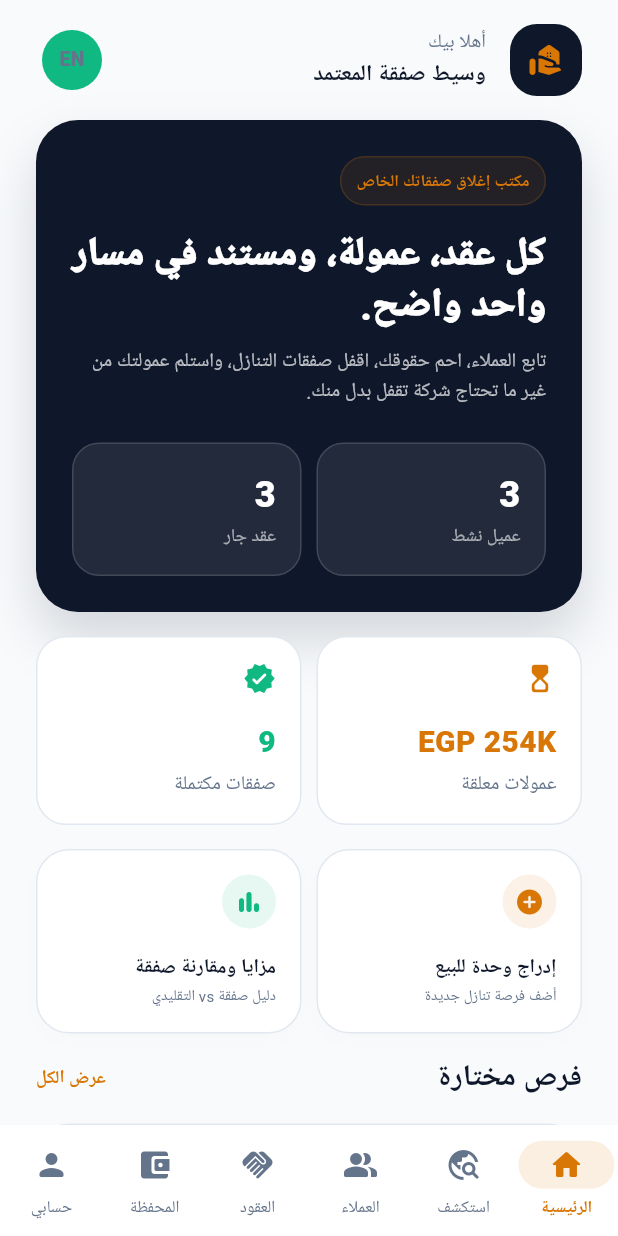
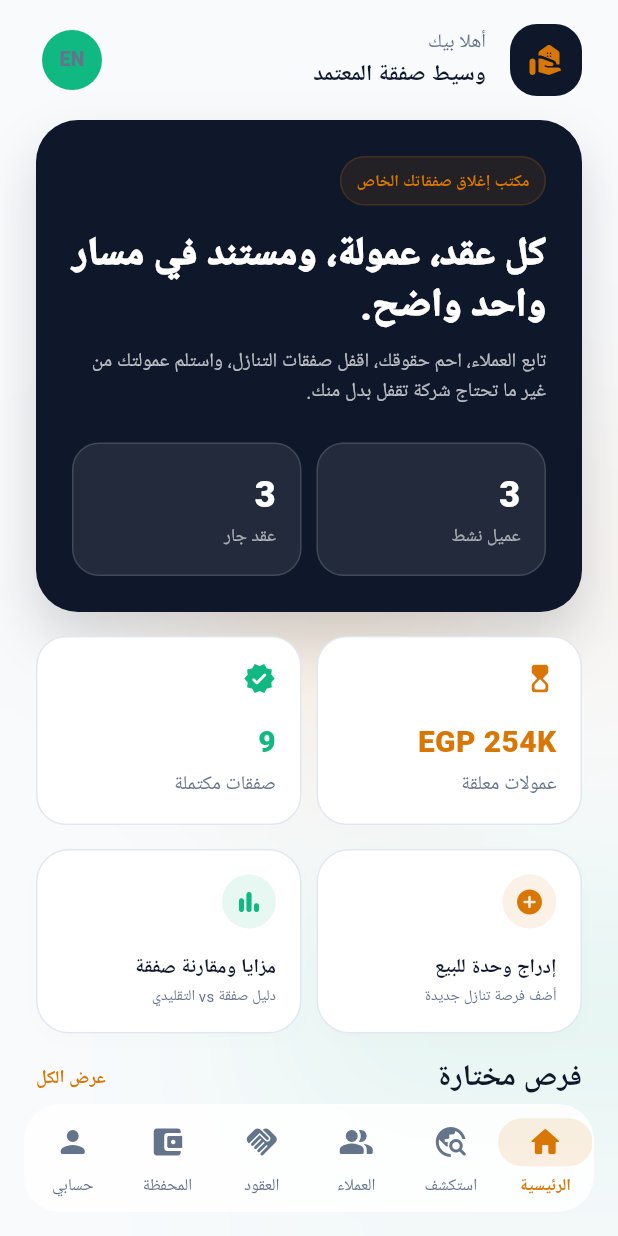
Before and after one commit to osamaaaaaaaaa/safqa_nawy, a Flutter app: the screen it shows after launch, on a phone screen of 412 x 824 dp. Run offline on Flutter 3.47's test engine with Material 3 defaults, Android fonts, the phone set to English and light mode, and no system bars; our stand-ins replace get.

Commit message:
style: apply animated drifting orbs background to all screens and redesign bottom navigation bar to float glassmorphically

```diff
--- a/mobile/lib/src/shared/widgets/broker_page.dart
+++ b/mobile/lib/src/shared/widgets/broker_page.dart
@@ -2,6 +2,7 @@ import 'package:flutter/material.dart';
 
 import '../../core/theme/app_colors.dart';
 import '../../core/theme/app_spacing.dart';
+import 'animated_orbs_background.dart';
 
 class BrokerPage extends StatelessWidget {
   const BrokerPage({
@@ -21,8 +22,7 @@ class BrokerPage extends StatelessWidget {
   @override
   Widget build(BuildContext context) {
     return SafeArea(
-      child: DecoratedBox(
-        decoration: const BoxDecoration(color: AppColors.surface),
+      child: AnimatedOrbsBackground(
         child: CustomScrollView(
           slivers: [
             SliverPadding(
--- a/mobile/lib/src/shared/widgets/safqa_bottom_navigation.dart
+++ b/mobile/lib/src/shared/widgets/safqa_bottom_navigation.dart
@@ -12,9 +12,20 @@ class SafqaBottomNavigation extends StatelessWidget {
     final navController = Get.find<NavigationController>();
 
     return Obx(
-      () => NavigationBar(
-        height: 74,
-        backgroundColor: AppColors.paper,
+      () => Padding(
+        padding: const EdgeInsets.fromLTRB(16, 0, 16, 16),
+        child: ClipRRect(
+          borderRadius: BorderRadius.circular(24),
+          child: Container(
+            decoration: BoxDecoration(
+              color: AppColors.paper.withValues(alpha: 0.85),
+              borderRadius: BorderRadius.circular(24),
+              border: Border.all(color: Colors.white.withValues(alpha: 0.5)),
+            ),
+            child: NavigationBar(
+              height: 70,
+              elevation: 0,
+              backgroundColor: Colors.transparent,
               indicatorColor: AppColors.gold.withValues(alpha: .12),
               selectedIndex: navController.selectedIndex.value,
               onDestinationSelected: navController.changeIndex,
@@ -45,6 +56,9 @@ class SafqaBottomNavigation extends StatelessWidget {
                 ),
               ],
             ),
+          ),
+        ),
+      ),
     );
   }
 }
```
Lines whose indentation alone changed are shown as unchanged.
